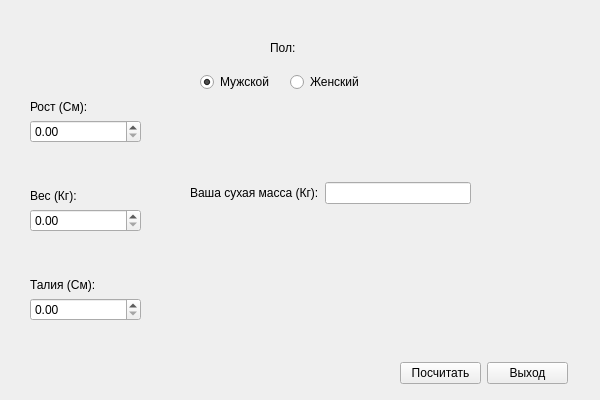
First picture: the form in widget.ui, repository KonovalovAN123/VGTU_ucheba, before the edit.
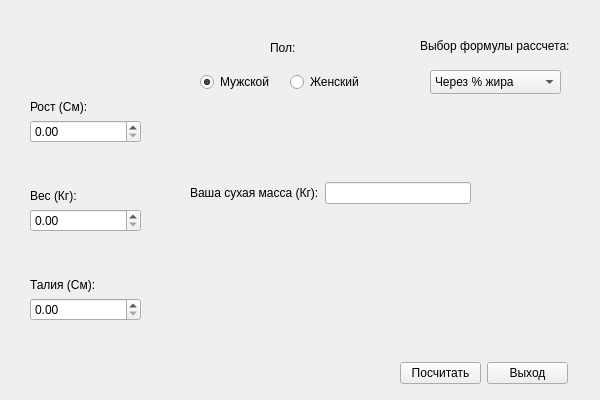
Second picture: the form after the edit.

Commit message: Добавлен выбор формулы рассчета

The edit to the form file:
```diff
--- a/widget.ui
+++ b/widget.ui
@@ -206,6 +206,52 @@
     </item>
    </layout>
   </widget>
+  <widget class="QComboBox" name="comboBox">
+   <property name="geometry">
+    <rect>
+     <x>430</x>
+     <y>70</y>
+     <width>131</width>
+     <height>24</height>
+    </rect>
+   </property>
+   <property name="editable">
+    <bool>false</bool>
+   </property>
+   <item>
+    <property name="text">
+     <string>Через % жира</string>
+    </property>
+   </item>
+   <item>
+    <property name="text">
+     <string>Формула Бура</string>
+    </property>
+   </item>
+   <item>
+    <property name="text">
+     <string>Формула Хьюма</string>
+    </property>
+   </item>
+   <item>
+    <property name="text">
+     <string>Среднее значение</string>
+    </property>
+   </item>
+  </widget>
+  <widget class="QLabel" name="label_2">
+   <property name="geometry">
+    <rect>
+     <x>420</x>
+     <y>30</y>
+     <width>151</width>
+     <height>31</height>
+    </rect>
+   </property>
+   <property name="text">
+    <string>Выбор формулы рассчета:</string>
+   </property>
+  </widget>
  </widget>
  <resources/>
  <connections/>
```
The commit also changes 3 other files.
